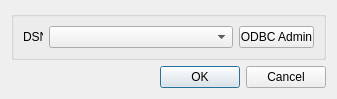
The window that databasedlg.ui (acraig5075/kbutwa-utils) describes before a commit, drawn with Qt 5.
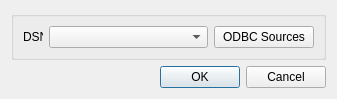
The same window after the commit. Icons and pictures are not drawn.

Commit message: 1. Fiddling with the stylesheet settings; 2. Added warning message for UAC priveledges if ODBC sources.exe fails to start.

Patch:
```diff
--- a/databasedlg.ui
+++ b/databasedlg.ui
@@ -7,7 +7,7 @@
     <x>0</x>
     <y>0</y>
     <width>337</width>
-    <height>91</height>
+    <height>93</height>
    </rect>
   </property>
   <property name="sizePolicy">
@@ -48,12 +48,22 @@
          <widget class="QPushButton" name="odbcButton">
           <property name="maximumSize">
            <size>
-            <width>75</width>
+            <width>100</width>
             <height>16777215</height>
            </size>
           </property>
           <property name="text">
-           <string>ODBC Admin</string>
+           <string>ODBC Sources</string>
+          </property>
+          <property name="icon">
+           <iconset resource="assets/icons.qrc">
+            <normaloff>:/odbc.png</normaloff>:/odbc.png</iconset>
+          </property>
+          <property name="iconSize">
+           <size>
+            <width>16</width>
+            <height>16</height>
+           </size>
           </property>
          </widget>
         </item>
```
Left out of the diff: 4 changed lines with no effect on the pictures. The commit also changes 6 other files.
